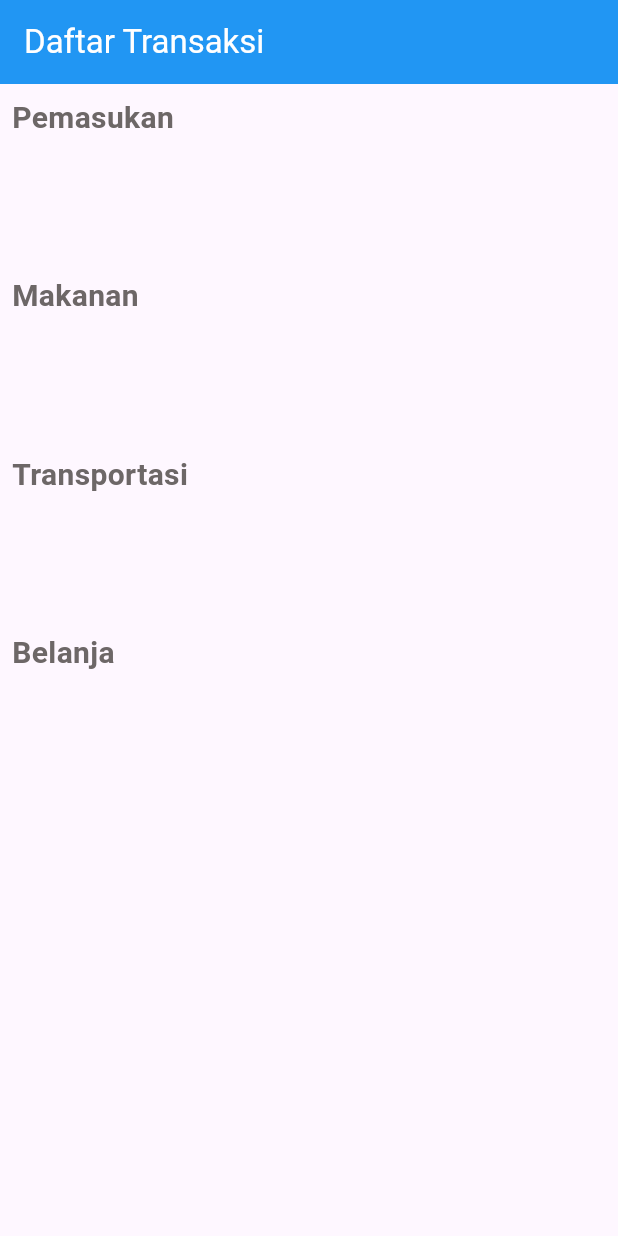
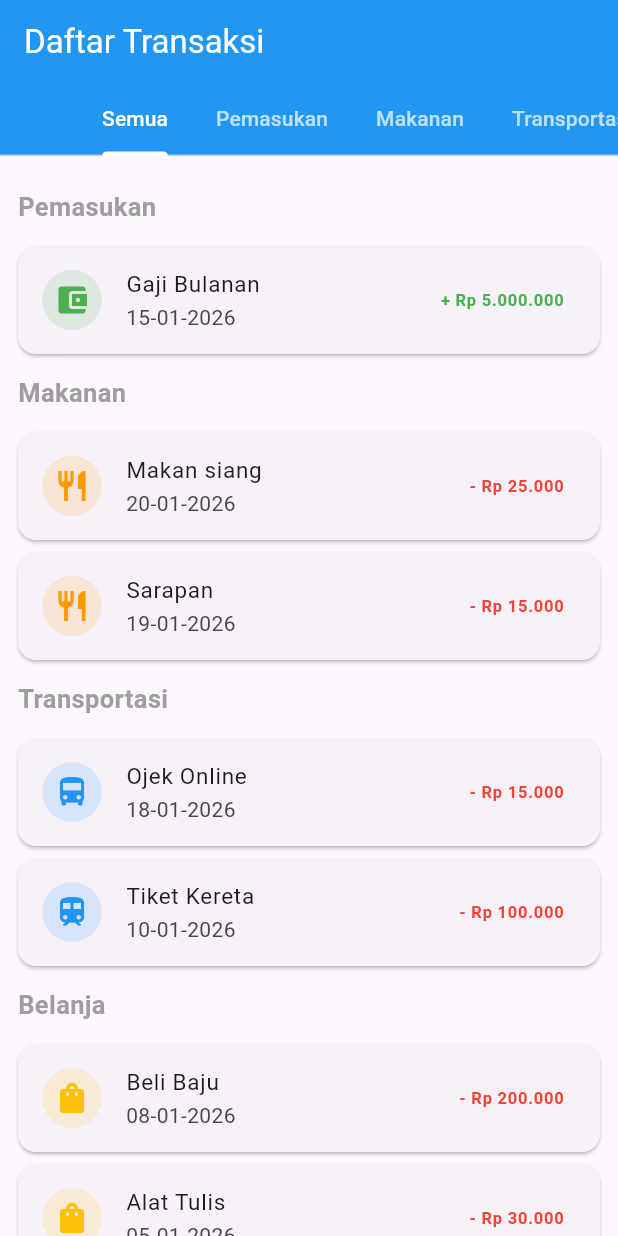
Before and after one commit to BungaDOR/Project-Aplikasi-Berbasis-Web-Pencatatan-Keuangan, a Flutter app: the screen it shows after launch, on a phone screen of 412 x 824 dp. Run offline on Flutter 3.47's test engine with Material 3 defaults, Android fonts, the phone set to English and light mode, and no system bars.

Commit message:
perubahan daftar transaksi

```diff
--- a/lib/daftar_transaksi/daftar_transaksi.dart
+++ b/lib/daftar_transaksi/daftar_transaksi.dart
@@ -1,54 +1,217 @@
 import 'package:flutter/material.dart';
 
-class DaftarTransaksi extends StatefulWidget {
+void main() {
+  runApp(const MyApp());
+}
+
+class MyApp extends StatelessWidget {
+  const MyApp({super.key});
+
+  @override
+  Widget build(BuildContext context) {
+    return const MaterialApp(
+      debugShowCheckedModeBanner: false,
+      home: DaftarTransaksi(),
+    );
+  }
+}
+
+class DaftarTransaksi extends StatelessWidget {
   const DaftarTransaksi({super.key});
 
   @override
-  State<DaftarTransaksi> createState() => _DaftarTransaksiState();
-}
-
-class _DaftarTransaksiState extends State<DaftarTransaksi> {
-  @override
   Widget build(BuildContext context) {
-    return Scaffold(
-      appBar: AppBar(
-        title: Text("Daftar Transaksi"),
-        backgroundColor: Colors.blue,
-        foregroundColor: Colors.white,
-      ),
-      body: Padding(
-        padding: const EdgeInsets.all(8.0),
-        child: Column(
-          mainAxisAlignment: MainAxisAlignment.start,
-          crossAxisAlignment: CrossAxisAlignment.start,
+    return DefaultTabController(
+      length: 6, // ⬅️ DARI 5 JADI 6
+      child: Scaffold(
+        appBar: AppBar(
+          backgroundColor: Colors.blue,
+          foregroundColor: Colors.white,
+          title: const Text('Daftar Transaksi'),
+          bottom: const TabBar(
+            isScrollable: true,
+            labelColor: Colors.white,
+            unselectedLabelColor: Colors.white70,
+            indicatorColor: Colors.white,
+            tabs: [
+              Tab(text: 'Semua'),
+              Tab(text: 'Pemasukan'),
+              Tab(text: 'Makanan'),
+              Tab(text: 'Transportasi'),
+              Tab(text: 'Belanja'),
+              Tab(text: 'Hiburan'), // ⬅️ TAB BARU
+            ],
+          ),
+        ),
+        body: const TabBarView(
           children: [
-            Text("Pemasukan",
-            style: TextStyle(fontSize: 20, fontWeight: FontWeight.bold, color: const Color.fromARGB(255, 109, 103, 103)),
-            ),
-            SizedBox(height: 90),
-            Text("Makanan",
-            style: TextStyle(fontSize: 20, fontWeight: FontWeight.bold, color: const Color.fromARGB(255, 109, 103, 103)),
-            ),
-            SizedBox(height: 90),
-            Text("Transportasi",
-            style: TextStyle(fontSize: 20, fontWeight: FontWeight.bold, color: const Color.fromARGB(255, 109, 103, 103)),
-            ),
-            SizedBox(height: 90),
-            Text("Belanja",
-            style: TextStyle(fontSize: 20, fontWeight: FontWeight.bold, color: const Color.fromARGB(255, 109, 103, 103)),
-            ),
-            // Daftar list
-            // Container(
-            //   height: 10,
-            //   width: double.infinity,
-            //   decoration: BoxDecoration(
-            //     borderRadius: BorderRadius.circular(20),
-            //   ),
-            //   child: Text("Gaji Bulanan"),
-            // ),
+            TransaksiList(),
+            TransaksiList(),
+            TransaksiList(),
+            TransaksiList(),
+            TransaksiList(),
+            TransaksiList(), // ⬅️ VIEW HIBURAN
           ],
         ),
       ),
     );
   }
 }
+
+class TransaksiList extends StatelessWidget {
+  const TransaksiList({super.key});
+
+  @override
+  Widget build(BuildContext context) {
+    return ListView(
+      padding: const EdgeInsets.all(12),
+      children: const [
+        CategoryTitle(title: 'Pemasukan'),
+        TransaksiTile(
+          icon: Icons.account_balance_wallet,
+          iconColor: Colors.green,
+          title: 'Gaji Bulanan',
+          date: '15-01-2026',
+          amount: '+ Rp 5.000.000',
+          amountColor: Colors.green,
+        ),
+
+        CategoryTitle(title: 'Makanan'),
+        TransaksiTile(
+          icon: Icons.restaurant,
+          iconColor: Colors.orange,
+          title: 'Makan siang',
+          date: '20-01-2026',
+          amount: '- Rp 25.000',
+          amountColor: Colors.red,
+        ),
+        TransaksiTile(
+          icon: Icons.restaurant,
+          iconColor: Colors.orange,
+          title: 'Sarapan',
+          date: '19-01-2026',
+          amount: '- Rp 15.000',
+          amountColor: Colors.red,
+        ),
+
+        CategoryTitle(title: 'Transportasi'),
+        TransaksiTile(
+          icon: Icons.directions_bus,
+          iconColor: Colors.blue,
+          title: 'Ojek Online',
+          date: '18-01-2026',
+          amount: '- Rp 15.000',
+          amountColor: Colors.red,
+        ),
+        TransaksiTile(
+          icon: Icons.train,
+          iconColor: Colors.blue,
+          title: 'Tiket Kereta',
+          date: '10-01-2026',
+          amount: '- Rp 100.000',
+          amountColor: Colors.red,
+        ),
+
+        CategoryTitle(title: 'Belanja'),
+        TransaksiTile(
+          icon: Icons.shopping_bag,
+          iconColor: Colors.amber,
+          title: 'Beli Baju',
+          date: '08-01-2026',
+          amount: '- Rp 200.000',
+          amountColor: Colors.red,
+        ),
+        TransaksiTile(
+          icon: Icons.shopping_bag,
+          iconColor: Colors.amber,
+          title: 'Alat Tulis',
+          date: '05-01-2026',
+          amount: '- Rp 30.000',
+          amountColor: Colors.red,
+        ),
+
+        // ⬇️ KATEGORI BARU: HIBURAN
+        CategoryTitle(title: 'Hiburan'),
+        TransaksiTile(
+          icon: Icons.movie,
+          iconColor: Colors.purple,
+          title: 'Nonton Bioskop',
+          date: '22-01-2026',
+          amount: '- Rp 50.000',
+          amountColor: Colors.red,
+        ),
+        TransaksiTile(
+          icon: Icons.music_note,
+          iconColor: Colors.purple,
+          title: 'Langganan Musik',
+          date: '01-01-2026',
+          amount: '- Rp 30.000',
+          amountColor: Colors.red,
+        ),
+      ],
+    );
+  }
+}
+
+class CategoryTitle extends StatelessWidget {
+  final String title;
+
+  const CategoryTitle({super.key, required this.title});
+
+  @override
+  Widget build(BuildContext context) {
+    return Padding(
+      padding: const EdgeInsets.symmetric(vertical: 10),
+      child: Text(
+        title,
+        style: const TextStyle(
+          fontSize: 17,
+          fontWeight: FontWeight.w600,
+          color: Colors.grey,
+        ),
+      ),
+    );
+  }
+}
+
+class TransaksiTile extends StatelessWidget {
+  final IconData icon;
+  final Color iconColor;
+  final String title;
+  final String date;
+  final String amount;
+  final Color amountColor;
+
+  const TransaksiTile({
+    super.key,
+    required this.icon,
+    required this.iconColor,
+    required this.title,
+    required this.date,
+    required this.amount,
+    required this.amountColor,
+  });
+
+  @override
+  Widget build(BuildContext context) {
+    return Card(
+      elevation: 1,
+      margin: const EdgeInsets.symmetric(vertical: 4),
+      child: ListTile(
+        leading: CircleAvatar(
+          backgroundColor: iconColor.withOpacity(0.15),
+          child: Icon(icon, color: iconColor),
+        ),
+        title: Text(title, style: const TextStyle(fontSize: 15)),
+        subtitle: Text(date),
+        trailing: Text(
+          amount,
+          style: TextStyle(
+            color: amountColor,
+            fontWeight: FontWeight.w600,
+          ),
+        ),
+      ),
+    );
+  }
+}
```
